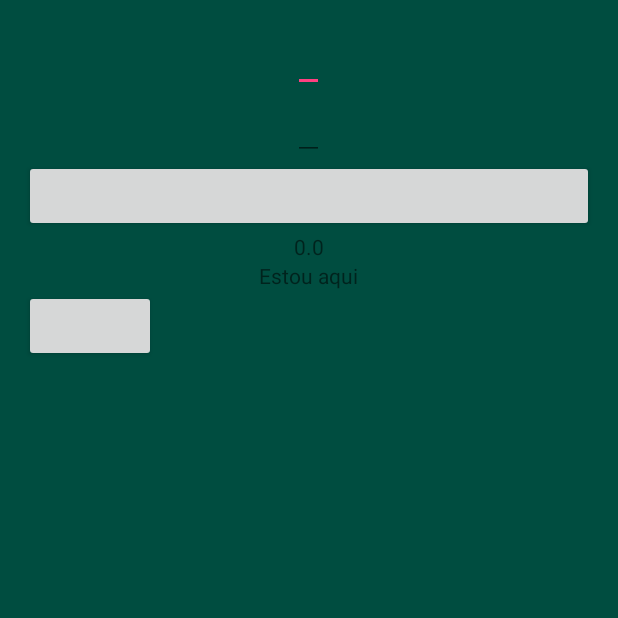
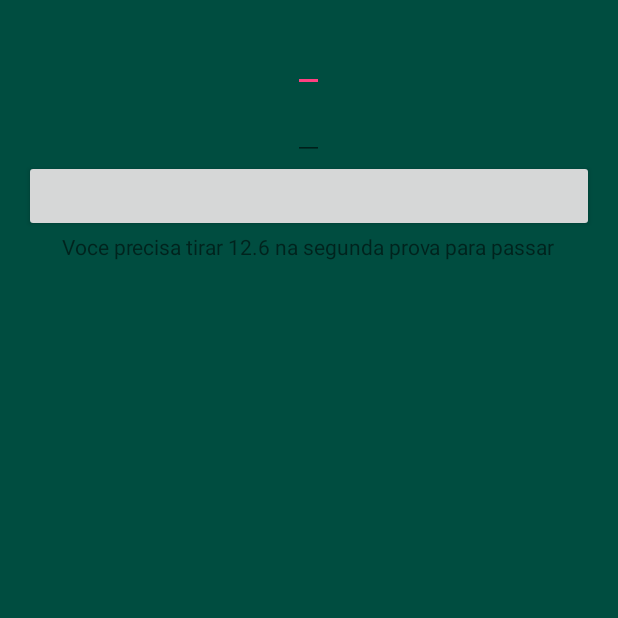
Before and after one commit to Liellison/CalcUERN, an Android app: the Horas30Activity screen opened directly, with no data from a screen before it, after a tap on an icon or button, on a phone screen of 412 x 824 dp, the top half of it. Run offline under Robolectric (Android 15) with nearby library versions, the phone set to English and light mode, and no system bars; 1 statement that could not run was skipped.

Commit message:
Possibilidade de informar quanto tem que tirar na ultima prova

```diff
--- a/app/build.gradle
+++ b/app/build.gradle
@@ -2,7 +2,7 @@ apply plugin: 'com.android.application'
 
 android {
     compileSdkVersion 21
-    buildToolsVersion "21.0.0"
+    buildToolsVersion "25"
 
     defaultConfig {
         applicationId "com.liellison.calcuern"
--- a/app/src/main/java/com/liellison/calcuern/Horas30Activity.java
+++ b/app/src/main/java/com/liellison/calcuern/Horas30Activity.java
@@ -13,11 +13,12 @@ import android.widget.TextView;
  * Implementacao do calculo para as disciplinas de 30h
  */
 
+@SuppressWarnings({"ALL", "ObjectEqualsNull"})
 public class Horas30Activity extends Activity implements View.OnClickListener{
     EditText nota130, nota230;
-    Button btCalc30, btPreciso;
-    TextView text30, tvpreciso;
-    double n1, n2, resultado, preciso;
+    Button btCalc30;
+    TextView text30;
+    double n1, n2, resultado;
 
     @Override
     protected void onCreate(Bundle savedInstanceState) {
@@ -27,28 +28,24 @@ public class Horas30Activity extends Activity implements View.OnClickListener{
         nota130 = (EditText) findViewById(R.id.nota130);
         nota230 = (EditText) findViewById(R.id.nota230);
         btCalc30 = (Button) findViewById(R.id.btCalc30);
+        btCalc30.setOnClickListener(this);
         text30 = (TextView) findViewById(R.id.text30);
-        tvpreciso = (TextView) findViewById(R.id.tvpreciso);
-
-        btCalc30.setOnClickListener(this);
-        btPreciso = (Button) findViewById(R.id.btPreciso);
-        btPreciso.setOnClickListener(new View.OnClickListener() {
-            @Override
-            public void onClick(View v) {
-                n1 = Double.parseDouble(nota130.getText().toString());
-                preciso = ((n1 * 4)-63) / -5;
-                tvpreciso.setText(String.valueOf(preciso));
-            }
-        });
     }
 
+    @SuppressWarnings("ObjectEqualsNull")
     @Override
     public void onClick(View view) {
+        //noinspection ObjectEqualsNull
+        if (nota230.getText().toString().equals(null)) {
         n1 = Double.parseDouble(nota130.getText().toString());
         n2 = Double.parseDouble(nota230.getText().toString());
         resultado = ((n1 * 4) + (n2 * 5)) / 9;
-        text30.setText(String.valueOf(resultado));
-
-
+        text30.setText("Sua media ficou " + String.valueOf(resultado));
+        }//noinspection ObjectEqualsNull
+        if (!nota230.getText().toString().equals(null)){
+            n1 = Double.parseDouble(nota130.getText().toString());
+            resultado = ((n1 * 4)-63) / -5;
+            text30.setText("Voce precisa tirar "+String.valueOf(resultado)+" na segunda prova para passar");
+        }
     }
 }
--- a/app/src/main/res/layout/activity_30horas.xml
+++ b/app/src/main/res/layout/activity_30horas.xml
@@ -14,12 +14,16 @@
         android:layout_width="wrap_content"
         android:layout_height="wrap_content"
         android:layout_centerHorizontal="true"
-        android:id="@+id/nota130"/>
+        android:inputType="numberDecimal"
+        android:id="@+id/nota130"
+        android:labelFor="@+id/nota130"/>
     <EditText
         android:layout_width="wrap_content"
         android:layout_height="wrap_content"
         android:layout_centerHorizontal="true"
+        android:inputType="numberDecimal"
         android:id="@+id/nota230"
+        android:labelFor="@+id/nota230"
         android:layout_below="@id/nota130"/>
     <Button
         android:layout_width="match_parent"
@@ -34,17 +38,5 @@
         android:layout_below="@id/btCalc30"
         android:layout_centerHorizontal="true"
         android:id="@+id/text30"/>
-    <TextView
-        android:layout_width="wrap_content"
-        android:layout_height="wrap_content"
-        android:text="Estou aqui"
-        android:layout_below="@id/text30"
-        android:layout_centerHorizontal="true"
-        android:id="@+id/tvpreciso"/>
-    <Button
-        android:layout_width="wrap_content"
-        android:layout_height="wrap_content"
-        android:layout_below="@+id/tvpreciso"
-        android:id="@+id/btPreciso"/>
 
 </RelativeLayout>
--- a/build.gradle
+++ b/build.gradle
@@ -5,7 +5,7 @@ buildscript {
         jcenter()
     }
     dependencies {
-        classpath 'com.android.tools.build:gradle:2.2.2'
+        classpath 'com.android.tools.build:gradle:2.2.3'
 
         // NOTE: Do not place your application dependencies here; they belong
         // in the individual module build.gradle files
```
Also changed, not shown: app/src/main/java/com/liellison/calcuern/Horas90Activity.java (+12 -5 lines), app/src/main/res/layout/activity_90horas.xml (+11 -8 lines), app/src/main/res/layout/activity_main.xml (+4 -4 lines), 2 other files.
